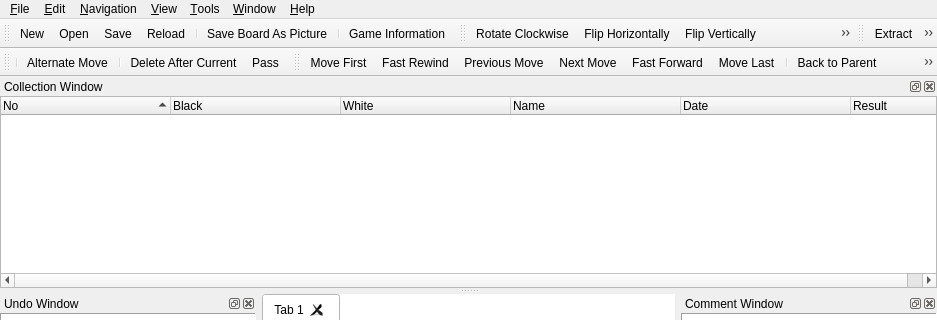
Above: mainwindow.ui from nullx002/mugo before the change; both pictures show x 0 to 937 and y 0 to 320 of the 937 by 585 pixel window. Below: the same form after it.
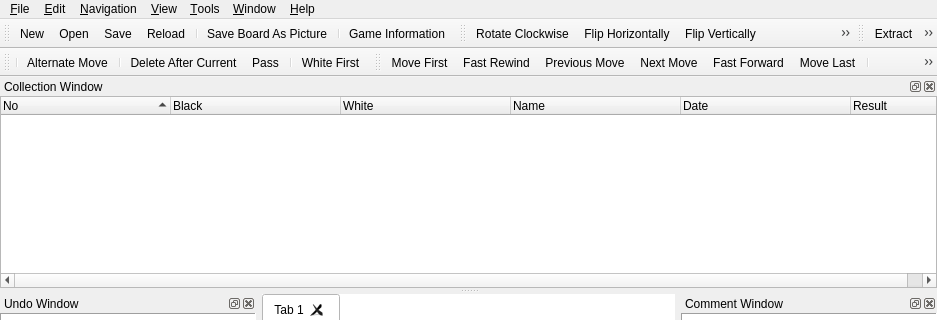
That is the form after the change. Icons and pictures are not drawn.

The edit to the form file:
```diff
--- a/mainwindow.ui
+++ b/mainwindow.ui
@@ -430,6 +430,8 @@
    <addaction name="separator"/>
    <addaction name="actionDeleteAfterCurrent"/>
    <addaction name="actionPass"/>
+   <addaction name="separator"/>
+   <addaction name="actionWhiteFirst"/>
   </widget>
   <widget class="QToolBar" name="navigationToolBar">
    <property name="windowTitle">
```
Left out of the diff: 10 changed lines with no effect on the pictures.
